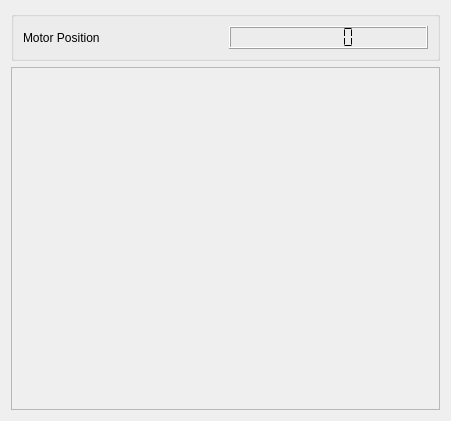
Qt form Code/Gui/MITK/Modules/niftkIGIGui/ToolsGui/QmitkIGIUltrasonixToolGui.ui (NifTK/NifTK) before a commit.
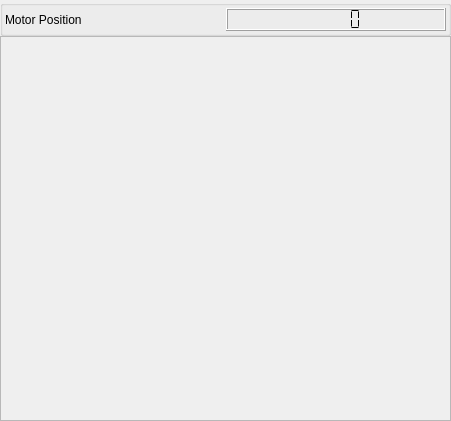
The same form after that commit.

Commit message: Bug #1946: Tweak layout for aesthetics

Patch:
```diff
--- a/Code/Gui/MITK/Modules/niftkIGIGui/ToolsGui/QmitkIGIUltrasonixToolGui.ui
+++ b/Code/Gui/MITK/Modules/niftkIGIGui/ToolsGui/QmitkIGIUltrasonixToolGui.ui
@@ -20,12 +20,24 @@
    <string>Form</string>
   </property>
   <layout class="QVBoxLayout" name="verticalLayout">
+   <property name="spacing">
+    <number>0</number>
+   </property>
+   <property name="margin">
+    <number>0</number>
+   </property>
    <item>
     <widget class="QGroupBox" name="groupBox">
      <property name="title">
       <string/>
      </property>
      <layout class="QHBoxLayout" name="horizontalLayout">
+      <property name="spacing">
+       <number>0</number>
+      </property>
+      <property name="margin">
+       <number>2</number>
+      </property>
       <item>
        <widget class="QLabel" name="label">
         <property name="text">
@@ -56,8 +68,8 @@
        <rect>
         <x>0</x>
         <y>0</y>
-        <width>425</width>
-        <height>326</height>
+        <width>449</width>
+        <height>386</height>
        </rect>
       </property>
       <property name="sizePolicy">
```
The commit also changes 4 other files.
